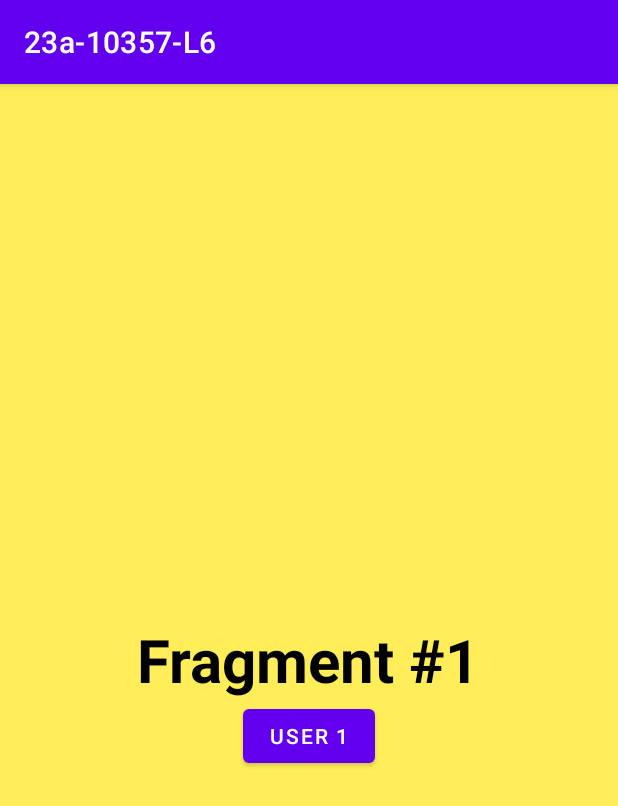
After one commit to TomCo2210/23A-10357-L6, an Android app: the fragment ListFragment shown on its own in the app's theme, on a phone screen of 412 x 824 dp. The commit adds this screen. Shown: the top 806 px of the screen. Run offline under Robolectric (Android 15) with nearby library versions, the phone set to English and light mode, and no system bars.

Commit message:
fragments for map and list

```diff
--- a/app/src/main/java/dev/tomco/a23a_10357_l6/MainActivity.java
+++ b/app/src/main/java/dev/tomco/a23a_10357_l6/MainActivity.java
@@ -3,8 +3,12 @@ package dev.tomco.a23a_10357_l6;
 import androidx.appcompat.app.AppCompatActivity;
 
 import android.os.Bundle;
+import android.widget.FrameLayout;
 
 public class MainActivity extends AppCompatActivity {
+
+    private FrameLayout listFragment;
+    private FrameLayout mapFragment;
 
     @Override
     protected void onCreate(Bundle savedInstanceState) {
--- /dev/null
+++ b/app/src/main/java/dev/tomco/a23a_10357_l6/views/ListFragment.java
@@ -0,0 +1,22 @@
+package dev.tomco.a23a_10357_l6.views;
+
+import android.os.Bundle;
+import android.view.LayoutInflater;
+import android.view.View;
+import android.view.ViewGroup;
+
+import androidx.annotation.NonNull;
+import androidx.annotation.Nullable;
+import androidx.fragment.app.Fragment;
+
+import dev.tomco.a23a_10357_l6.R;
+
+public class ListFragment extends Fragment {
+    @Nullable
+    @Override
+    public View onCreateView(@NonNull LayoutInflater inflater, @Nullable ViewGroup container, @Nullable Bundle savedInstanceState) {
+        View view = inflater.inflate(R.layout.fragment_list, container, false);
+
+        return view;
+    }
+}
--- /dev/null
+++ b/app/src/main/res/layout/fragment_list.xml
@@ -0,0 +1,27 @@
+<?xml version="1.0" encoding="utf-8"?>
+<RelativeLayout xmlns:android="http://schemas.android.com/apk/res/android"
+    android:layout_width="match_parent"
+    android:layout_height="match_parent"
+    android:background="@color/yellow_400">
+
+    <com.google.android.material.textview.MaterialTextView
+        android:id="@+id/list_LBL_title"
+        android:layout_width="wrap_content"
+        android:layout_height="wrap_content"
+        android:layout_centerInParent="true"
+        android:text="Fragment #1"
+        android:textSize="40sp"
+        android:textStyle="bold"
+        android:textColor="@color/black"
+        />
+
+    <com.google.android.material.button.MaterialButton
+        android:id="@+id/list_BTN_user1"
+        android:layout_width="wrap_content"
+        android:layout_height="wrap_content"
+        android:text="user 1"
+        android:layout_centerHorizontal="true"
+        android:layout_below="@+id/list_LBL_title"
+        />
+
+</RelativeLayout>
--- a/app/src/main/res/values/colors.xml
+++ b/app/src/main/res/values/colors.xml
@@ -7,4 +7,8 @@
     <color name="teal_700">#FF018786</color>
     <color name="black">#FF000000</color>
     <color name="white">#FFFFFFFF</color>
+    <color name="yellow_400">#FFEE58</color>
+    <color name="green_700">#388E3C</color>
+    <color name="brown_700">#9E9D24</color>
+    <color name="blue_300">#64B5F6</color>
 </resources>
--- a/app/src/main/res/values/strings.xml
+++ b/app/src/main/res/values/strings.xml
@@ -1,3 +1,5 @@
 <resources>
     <string name="app_name">23a-10357-L6</string>
+    <!-- TODO: Remove or change this placeholder text -->
+    <string name="hello_blank_fragment">Hello blank fragment</string>
 </resources>
```
Also changed, not shown: app/src/main/java/dev/tomco/a23a_10357_l6/views/MapFragment.java (added, +22 -0 lines), app/src/main/res/layout/activity_main.xml (+20 -11 lines), app/src/main/res/layout/fragment_map.xml (added, +17 -0 lines), 1 other file.
